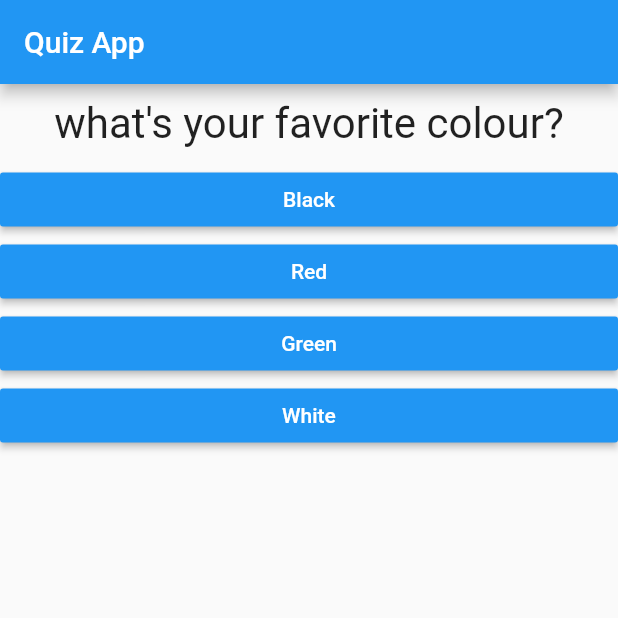
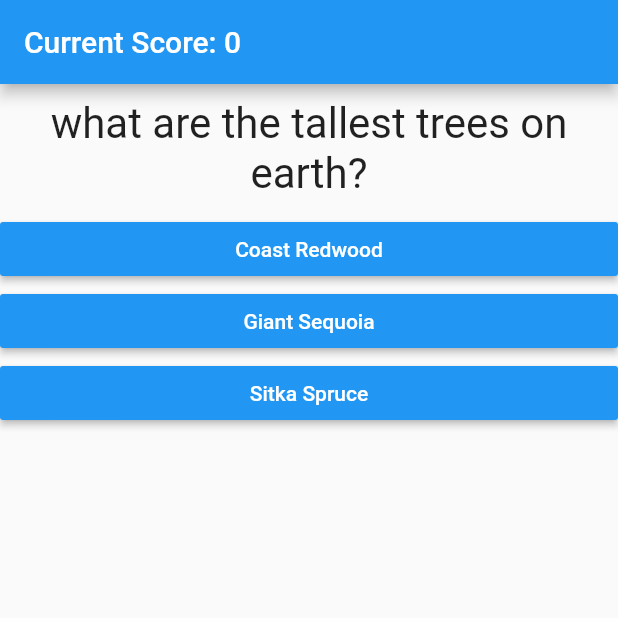
Before and after one commit to lukasmyth96/flutter_quiz_app, a Flutter app: the screen it shows after launch, on a phone screen of 412 x 824 dp, the top half of it. Run offline on Flutter 3.47's test engine with Material 2 defaults, Android fonts, the phone set to English and light mode, and no system bars.

Commit message:
added tracker for current score!

```diff
--- a/lib/main.dart
+++ b/lib/main.dart
@@ -14,25 +14,32 @@ class MyApp extends StatefulWidget {
 
 class _MyAppState extends State<MyApp> {
   var _questionIndex = 0;
+  var _score = 0;
   var _quizUnfinished = true;
 
   static const questions = [
     {
-      'questionText': 'what\'s your favorite colour?',
-      'answers': ['Black', 'Red', 'Green', 'White']
+      'questionText': 'what are the tallest trees on earth?',
+      'answers': ['Coast Redwood', 'Giant Sequoia', 'Sitka Spruce'],
+      'correctAnswer': 'Coast Redwood',
     },
     {
-      'questionText': 'what\'s your favorite animal?',
-      'answers': ['Dog', 'Cat', 'Rabbit', 'Snake']
+      'questionText': 'Longest human hair was over 5m long?',
+      'answers': ['true', 'false'],
+      'correctAnswer': 'true',
     },
     {
-      'questionText': 'who\'s your favorite instructor?',
-      'answers': ['Bob', 'Bill', 'Max']
+      'questionText': 'You weight more on Mars than Earth?',
+      'answers': ['true', 'false'],
+      'correctAnswer': 'false',
     },
   ];
 
-  void _onAnswerClick() {
+  void _onAnswerClick(answerText) {
     setState(() {
+      if (answerText == questions[_questionIndex]['correctAnswer']) {
+        _score++;
+      }
       _questionIndex++;
     });
     if (_questionIndex >= questions.length) {
@@ -45,11 +52,11 @@ class _MyAppState extends State<MyApp> {
     return MaterialApp(
       home: Scaffold(
         appBar: AppBar(
-          title: Text('Quiz App'),
+          title: Text('Current Score: ${_score.toString()}'),
         ),
         body: _quizUnfinished
             ? Quiz(questions, _questionIndex, _onAnswerClick)
-            : CompletionMessage('You finished the Quiz!'),
+            : CompletionMessage('Your scored: ${_score.toString()} points!'),
       ),
     );
   }
--- a/lib/quiz.dart
+++ b/lib/quiz.dart
@@ -16,7 +16,8 @@ class Quiz extends StatelessWidget {
       children: [
         Question(questions[questionIndex]['questionText']),
         ...(questions[questionIndex]['answers'] as List<String>)
-            .map((answerText) => Answer(answerText, onAnswerClick))
+            .map((answerText) =>
+                Answer(answerText, () => onAnswerClick(answerText)))
             .toList(),
       ],
     );
```
